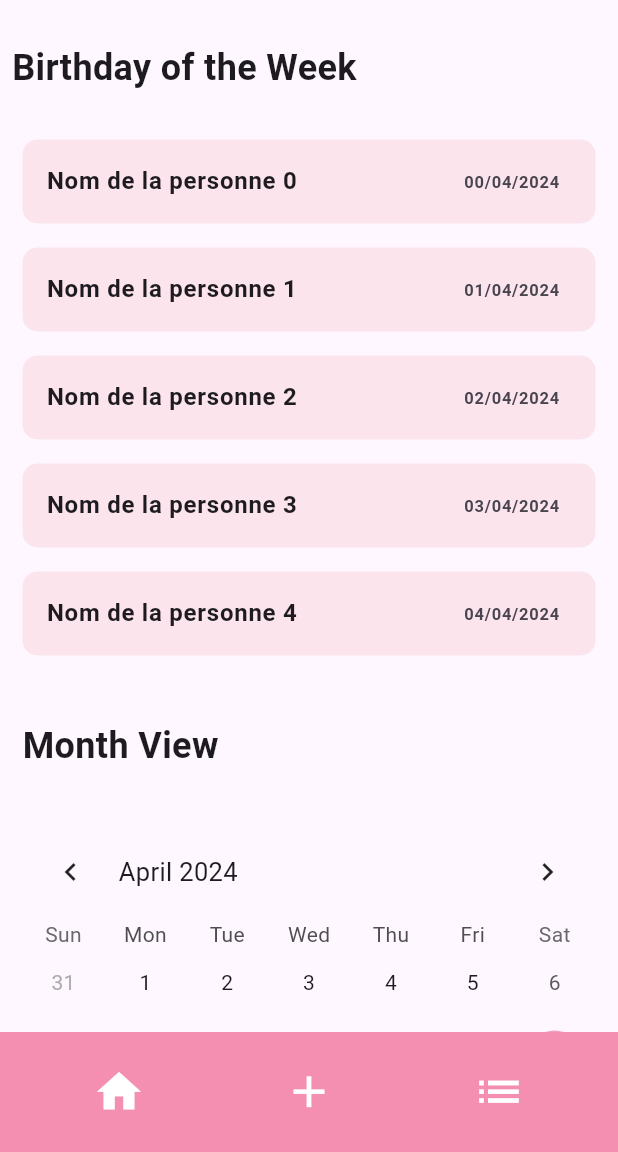
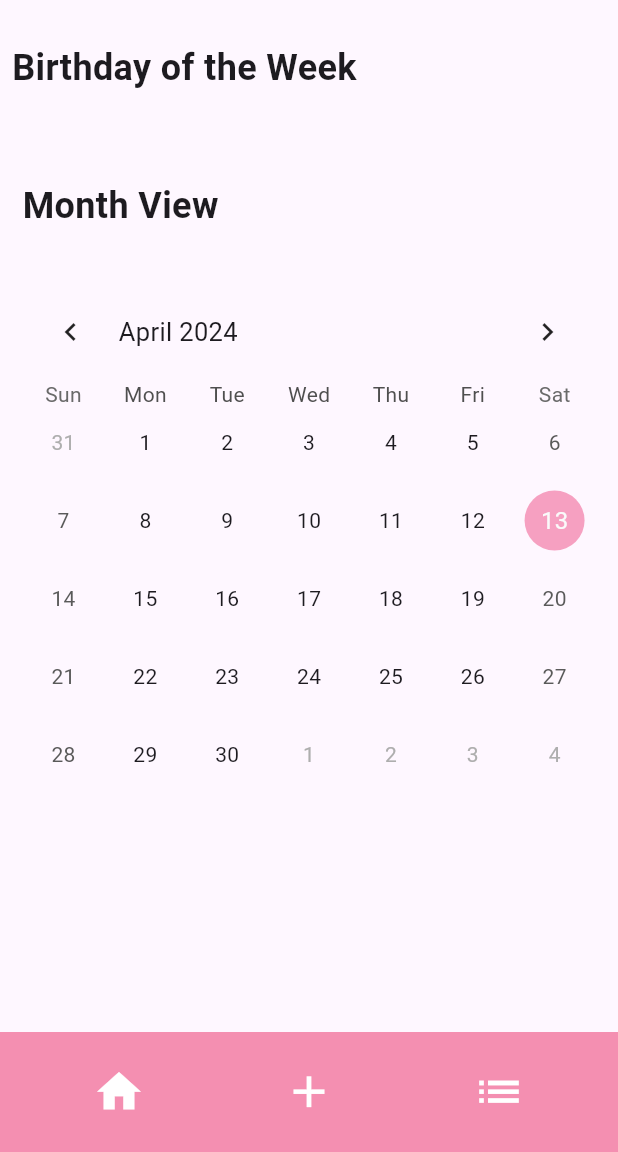
Before and after one commit to Frivox1/rememberme, a Flutter app: the screen it shows after launch, item 2 of the bottom bar chosen, after a tap on the "home" icon, on a phone screen of 412 x 824 dp, the part 84-1236 px from its top. Run offline on Flutter 3.47's test engine with Material 3 defaults, Android fonts, the phone set to English and light mode, and no system bars; drawn by our look-alikes of table_calendar; our stand-ins replace hive; accounts and stored records are empty.

Commit message:
filtre sur les annifs

```diff
--- a/lib/screens/home_screen.dart
+++ b/lib/screens/home_screen.dart
@@ -1,9 +1,11 @@
 import 'package:flutter/material.dart';
+import 'package:hive/hive.dart';
+import 'package:rememberme/models/birthday_model.dart';
 import 'package:rememberme/widgets/navbar.dart';
 import 'package:rememberme/widgets/calendar.dart';
 
 class HomeScreen extends StatelessWidget {
-  const HomeScreen({super.key});
+  const HomeScreen({Key? key});
 
   @override
   Widget build(BuildContext context) {
@@ -40,10 +42,34 @@ class HomeScreen extends StatelessWidget {
           ),
           Padding(
             padding: const EdgeInsets.all(15.0),
-            child: ListView.builder(
+            child: FutureBuilder(
+              future: Hive.openBox<Birthday>('birthdays'),
+              builder: (BuildContext context,
+                  AsyncSnapshot<Box<Birthday>> snapshot) {
+                if (snapshot.connectionState == ConnectionState.done) {
+                  if (snapshot.hasError) {
+                    return const Center(
+                      child: Text('Error'),
+                    );
+                  } else {
+                    final Box<Birthday> box = snapshot.data!;
+                    final List<Birthday> birthdays = box.values.toList();
+                    final now = DateTime.now();
+                    final startOfWeek =
+                        now.subtract(Duration(days: now.weekday - 1));
+                    final endOfWeek = startOfWeek.add(Duration(days: 7));
+                    final birthdaysThisWeek = birthdays
+                        .where((birthday) =>
+                            birthday.birthday.month == now.month &&
+                            birthday.birthday.day >= startOfWeek.day &&
+                            birthday.birthday.day <= endOfWeek.day)
+                        .toList();
+                    return ListView.builder(
                       shrinkWrap: true,
-              itemCount: 5,
+                      itemCount: birthdaysThisWeek.length,
                       itemBuilder: (context, index) {
+                        final birthday = birthdaysThisWeek[index];
+                        final age = _calculateAge(birthday.birthday);
                         return Container(
                           margin: const EdgeInsets.symmetric(vertical: 8),
                           decoration: BoxDecoration(
@@ -51,22 +77,53 @@ class HomeScreen extends StatelessWidget {
                             borderRadius: BorderRadius.circular(10.0),
                           ),
                           child: ListTile(
-                    title: Row(
+                            title: Column(
+                              crossAxisAlignment: CrossAxisAlignment.start,
                               children: [
                                 Text(
-                          'Nom de la personne $index',
-                          style: const TextStyle(fontWeight: FontWeight.bold),
+                                  birthday.name,
+                                  style: const TextStyle(
+                                      fontSize: 18.0,
+                                      fontWeight: FontWeight.bold),
+                                ),
+                                const SizedBox(height: 5),
+                                Text(
+                                  'Gift Ideas: ${birthday.giftIdeas}',
+                                  style: const TextStyle(
+                                    fontSize: 16.0,
+                                  ),
                                 ),
                               ],
                             ),
-                    trailing: Text(
-                      '0$index/04/2024',
+                            trailing: Column(
+                              crossAxisAlignment: CrossAxisAlignment.end,
+                              children: [
+                                Text(
+                                  '${birthday.birthday.day}/${birthday.birthday.month}/${birthday.birthday.year}',
                                   style: const TextStyle(
+                                    fontSize: 18.0,
                                     fontWeight: FontWeight.bold,
                                   ),
                                 ),
+                                const SizedBox(height: 5),
+                                Text(
+                                  'Age celebrated: $age',
+                                  style: const TextStyle(
+                                    fontSize: 16.0,
+                                  ),
+                                ),
+                              ],
+                            ),
                           ),
                         );
+                      },
+                    );
+                  }
+                } else {
+                  return const Center(
+                    child: CircularProgressIndicator(),
+                  );
+                }
               },
             ),
           ),
@@ -91,4 +148,14 @@ class HomeScreen extends StatelessWidget {
       bottomNavigationBar: const CustomBottomNavBar(),
     );
   }
+
+  int _calculateAge(DateTime birthday) {
+    final now = DateTime.now();
+    int age = now.year - birthday.year;
+    if (now.month < birthday.month ||
+        (now.month == birthday.month && now.day < birthday.day)) {
+      age--;
     }
+    return age + 1;
+  }
+}
--- a/lib/screens/list_screen.dart
+++ b/lib/screens/list_screen.dart
@@ -11,7 +11,7 @@ class ListScreen extends StatefulWidget {
 }
 
 class _ListScreenState extends State<ListScreen> {
-  Period _selectedPeriod = Period.Week;
+  Period _selectedPeriod = Period.Month;
 
   @override
   Widget build(BuildContext context) {
@@ -70,10 +70,34 @@ class _ListScreenState extends State<ListScreen> {
                   } else {
                     final Box<Birthday> box = snapshot.data!;
                     final List<Birthday> birthdays = box.values.toList();
+                    List<Birthday> filteredBirthdays = [];
+                    final now = DateTime.now();
+                    switch (_selectedPeriod) {
+                      case Period.Week:
+                        final startOfWeek =
+                            now.subtract(Duration(days: now.weekday - 1));
+                        final endOfWeek = startOfWeek.add(Duration(days: 7));
+                        filteredBirthdays = birthdays
+                            .where((birthday) =>
+                                birthday.birthday.month == now.month &&
+                                birthday.birthday.day >= startOfWeek.day &&
+                                birthday.birthday.day <= endOfWeek.day)
+                            .toList();
+                        break;
+                      case Period.Month:
+                        filteredBirthdays = birthdays
+                            .where((birthday) =>
+                                birthday.birthday.month == now.month)
+                            .toList();
+                        break;
+                      case Period.Year:
+                        filteredBirthdays = birthdays;
+                        break;
+                    }
                     return ListView.builder(
-                      itemCount: birthdays.length,
+                      itemCount: filteredBirthdays.length,
                       itemBuilder: (BuildContext context, int index) {
-                        final Birthday birthday = birthdays[index];
+                        final Birthday birthday = filteredBirthdays[index];
                         final age = _calculateAge(birthday.birthday);
                         return ListTile(
                           contentPadding: const EdgeInsets.symmetric(
@@ -108,7 +132,7 @@ class _ListScreenState extends State<ListScreen> {
                               ),
                               const SizedBox(height: 5),
                               Text(
-                                'Age: $age',
+                                'Age celebrated: $age',
                                 style: const TextStyle(
                                   fontSize: 16.0,
                                 ),
@@ -173,7 +197,10 @@ class _ListScreenState extends State<ListScreen> {
               onPressed: () {
                 Navigator.of(context).pop(); // Ferme la boîte de dialogue
               },
-              child: const Text('Cancel'),
+              child: const Text(
+                'Cancel',
+                style: TextStyle(color: Colors.black),
+              ),
             ),
             TextButton(
               onPressed: () {
--- a/lib/widgets/calendar.dart
+++ b/lib/widgets/calendar.dart
@@ -4,7 +4,7 @@ import 'package:table_calendar/table_calendar.dart';
 class MinimalCalendar extends StatelessWidget {
   final Map<DateTime, List<dynamic>> events;
 
-  const MinimalCalendar({super.key, required this.events});
+  const MinimalCalendar({Key? key, required this.events}) : super(key: key);
 
   @override
   Widget build(BuildContext context) {
@@ -17,8 +17,7 @@ class MinimalCalendar extends StatelessWidget {
       firstDay: startOfYear,
       lastDay: endOfYear,
       calendarFormat: CalendarFormat.month,
-      eventLoader: (day) =>
-          events[day] ?? [], // Charger les événements pour chaque jour
+      eventLoader: (day) => events[day] ?? [],
       headerStyle: const HeaderStyle(
         formatButtonVisible: false,
       ),
@@ -34,14 +33,25 @@ class MinimalCalendar extends StatelessWidget {
       ),
       calendarBuilders: CalendarBuilders(
         markerBuilder: (context, date, events) {
-          return Column(
-            children: events.map((event) {
-              return Text(
-                event.toString(),
-                style: const TextStyle(fontSize: 12),
-              );
-            }).toList(),
-          );
+          final List<dynamic> birthdays = events;
+          if (birthdays.isNotEmpty) {
+            // Vérifie si la liste d'anniversaires n'est pas vide
+            return Row(
+              children: [
+                Container(
+                  width: 6,
+                  height: 6,
+                  margin: const EdgeInsets.symmetric(horizontal: 1.5),
+                  decoration: BoxDecoration(
+                    color: Colors
+                        .red, // Couleur de marqueur pour les anniversaires
+                    shape: BoxShape.circle,
+                  ),
+                ),
+              ],
+            );
+          }
+          return null;
         },
       ),
     );
```
Lines whose indentation alone changed are shown as unchanged.
